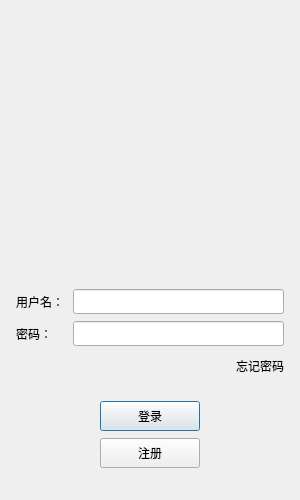
First picture: the form in Sources/Forms/logindialog.ui, repository m1mist/QTchat, before the edit.
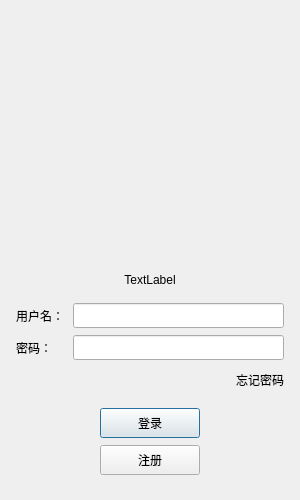
Second picture: the form after the edit. Icons and pictures are not drawn. Custom widgets are drawn as their Qt base class.

What changed in the file:
```diff
--- a/Sources/Forms/logindialog.ui
+++ b/Sources/Forms/logindialog.ui
@@ -31,7 +31,7 @@
   </property>
   <layout class="QHBoxLayout" name="horizontalLayout">
    <item>
-    <layout class="QVBoxLayout" name="verticalLayout" stretch="0,0,0,0,0,0,0,0,0">
+    <layout class="QVBoxLayout" name="verticalLayout" stretch="0,0,0,0,0,0,0,0,0,0">
      <property name="spacing">
       <number>7</number>
      </property>
@@ -81,6 +81,16 @@
        </layout>
       </widget>
      </item>
+     <item>
+      <widget class="QLabel" name="error_label">
+       <property name="text">
+        <string>TextLabel</string>
+       </property>
+       <property name="alignment">
+        <set>Qt::AlignCenter</set>
+       </property>
+      </widget>
+     </item>
      <item>
       <spacer name="verticalSpacer">
        <property name="orientation">
```
